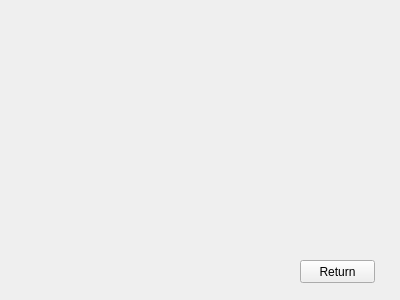
Rolkarolka/Comcalen, file Comcalen/ShiftTable.ui: the form before one commit.
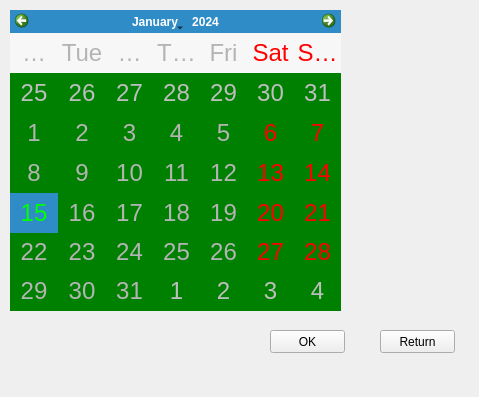
The form after the commit. Icons and pictures are not drawn.

What changed in the file:
```diff
--- a/Comcalen/ShiftTable.ui
+++ b/Comcalen/ShiftTable.ui
@@ -6,18 +6,21 @@
    <rect>
     <x>0</x>
     <y>0</y>
-    <width>400</width>
-    <height>300</height>
+    <width>479</width>
+    <height>397</height>
    </rect>
   </property>
   <property name="windowTitle">
    <string>ShiftTable</string>
   </property>
+  <property name="styleSheet">
+   <string notr="true">QFrame{url(:/Comcalen/background.jpg)}</string>
+  </property>
   <widget class="QPushButton" name="return_menu">
    <property name="geometry">
     <rect>
-     <x>300</x>
-     <y>260</y>
+     <x>380</x>
+     <y>330</y>
      <width>75</width>
      <height>23</height>
     </rect>
@@ -26,6 +29,68 @@
     <string>Return</string>
    </property>
   </widget>
+  <widget class="QCalendarWidget" name="calendar_employee">
+   <property name="geometry">
+    <rect>
+     <x>10</x>
+     <y>10</y>
+     <width>331</width>
+     <height>301</height>
+    </rect>
+   </property>
+   <property name="styleSheet">
+    <string notr="true">QCalendarWidget QAbstractItemView:enabled 
+{
+	font-size:24px;  
+	color: rgb(180, 180, 180);  
+	background-color: green;  // here background-color is changed !!!
+	selection-background-color: rgb(64, 64, 64); 
+	selection-color: rgb(0, 255, 0); 
+}
+QFrame{background:url(:/Comcalen/background.jpg)}</string>
+   </property>
+   <property name="verticalHeaderFormat">
+    <enum>QCalendarWidget::NoVerticalHeader</enum>
+   </property>
+  </widget>
+  <widget class="QLabel" name="label_day">
+   <property name="geometry">
+    <rect>
+     <x>360</x>
+     <y>80</y>
+     <width>101</width>
+     <height>111</height>
+    </rect>
+   </property>
+   <property name="font">
+    <font>
+     <family>Copperplate Gothic Bold</family>
+     <pointsize>9</pointsize>
+    </font>
+   </property>
+   <property name="layoutDirection">
+    <enum>Qt::LeftToRight</enum>
+   </property>
+   <property name="text">
+    <string/>
+   </property>
+   <property name="alignment">
+    <set>Qt::AlignLeading|Qt::AlignLeft|Qt::AlignTop</set>
+   </property>
+  </widget>
+  <widget class="QPushButton" name="ok_button">
+   <property name="geometry">
+    <rect>
+     <x>270</x>
+     <y>330</y>
+     <width>75</width>
+     <height>23</height>
+    </rect>
+   </property>
+   <property name="text">
+    <string>OK</string>
+   </property>
+  </widget>
  </widget>
  <layoutdefault spacing="6" margin="11"/>
  <resources/>
```
Left out of the diff: 39 changed lines with no effect on the pictures.
